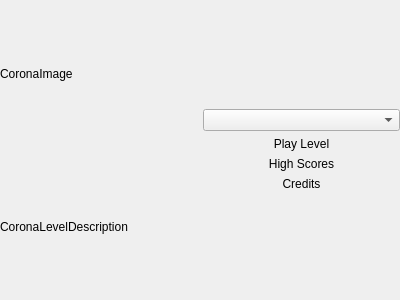
This is src/MainMenu.ui in LeStahL/coronas-game-of-life as Qt 5 draws it before an edit. The edited form follows.
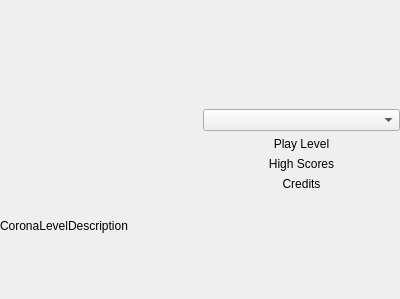
This is the edited form.

Commit message: added style sheet to game window

```diff
--- a/src/MainMenu.ui
+++ b/src/MainMenu.ui
@@ -7,7 +7,7 @@
     <x>0</x>
     <y>0</y>
     <width>400</width>
-    <height>300</height>
+    <height>299</height>
    </rect>
   </property>
   <property name="windowTitle">
@@ -34,7 +34,7 @@
         <string notr="true"/>
        </property>
        <property name="text">
-        <string>CoronaImage</string>
+        <string/>
        </property>
       </widget>
      </item>
```
The commit also changes 4 other files.
